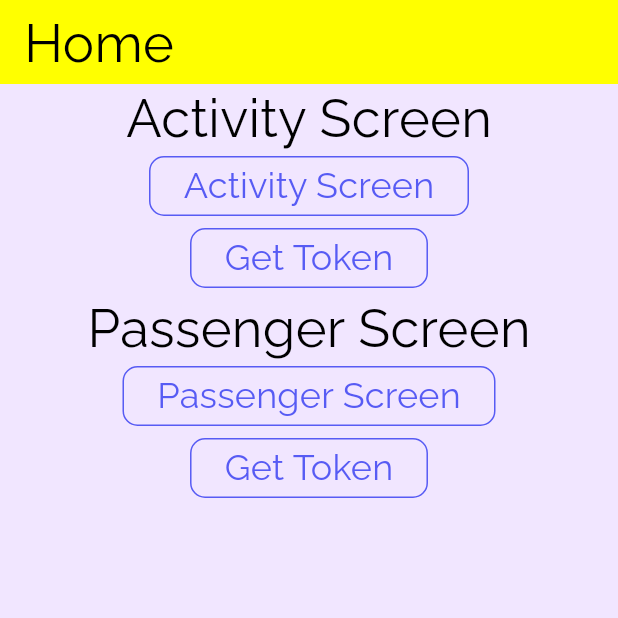
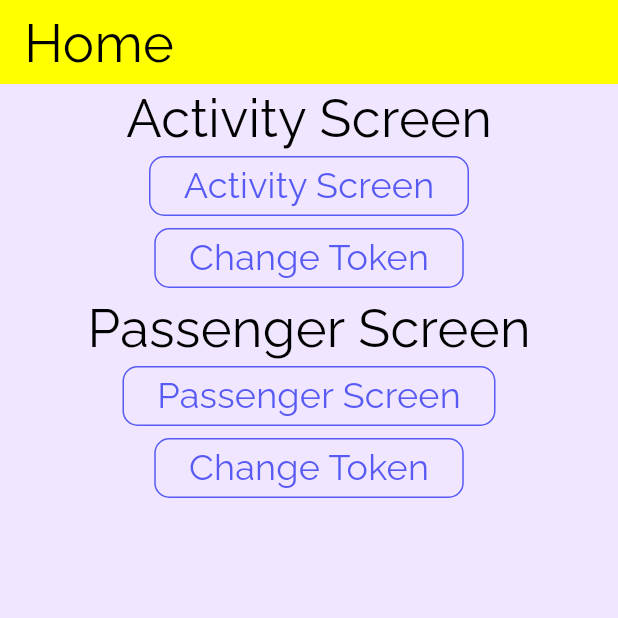
Before and after one commit to nomanmurtaza786/riverpoding, a Flutter app: the screen it shows after launch, on a phone screen of 412 x 824 dp, the top half of it. Run offline on Flutter 3.47's test engine with Material 2 defaults, Android fonts, the phone set to English and light mode, and no system bars; our stand-ins replace country_picker, dio, flutter_riverpod, go_router, google_fonts, pinput and 4 more; generated files the repository leaves out were written again.

Commit message:
outlined button refactored

```diff
--- a/lib/providers/passengers_provider.dart
+++ b/lib/providers/passengers_provider.dart
@@ -38,7 +38,7 @@ Future<List<Passenger>> fetchPassengers(FetchPassengersRef ref,
   final passengers = data.data ?? [];
   //timer to refresh the data
 
-  ref.cacheFor(const Duration(minutes: 1));
+  //ref.cacheFor(const Duration(minutes: 1));
 
   return passengers;
 }
--- a/lib/screens/home_screen.dart
+++ b/lib/screens/home_screen.dart
@@ -3,6 +3,7 @@ import 'package:flutter/material.dart';
 import 'package:flutter_riverpod/flutter_riverpod.dart';
 import 'package:go_router/go_router.dart';
 import 'package:superwizor/constants/router_constatns.dart';
+import 'package:superwizor/features/authentication/auth_manager.dart';
 import 'package:superwizor/providers/providers.dart';
 
 class HomeScreen extends StatelessWidget {
@@ -55,10 +56,35 @@ class HomeContent extends ConsumerWidget {
           title,
           style: Theme.of(context).textTheme.titleLarge,
         ),
-        OutlinedButton(
-          onPressed: () async {
+        RpOutlineButton(
+            onPress: () {
               context.push(page);
             },
+            buttonText: buttonText),
+        RpOutlineButton(
+          onPress: () {
+            AuthManager.instance.saveAccessToken('123');
+          },
+          buttonText: 'Change Token',
+        )
+      ],
+    );
+  }
+}
+
+class RpOutlineButton extends StatelessWidget {
+  const RpOutlineButton({
+    Key? key,
+    required this.onPress,
+    required this.buttonText,
+  }) : super(key: key);
+  final VoidCallback onPress;
+  final String buttonText;
+
+  @override
+  Widget build(BuildContext context) {
+    return OutlinedButton(
+      onPressed: onPress,
       style: OutlinedButton.styleFrom(
         textStyle: Theme.of(context).textTheme.titleMedium,
         foregroundColor: Theme.of(context).colorScheme.primary,
@@ -68,22 +94,6 @@ class HomeContent extends ConsumerWidget {
         ),
       ),
       child: Text(buttonText),
-        ),
-        OutlinedButton(
-          onPressed: () async {
-            await makeRequest(ref);
-          },
-          style: OutlinedButton.styleFrom(
-            textStyle: Theme.of(context).textTheme.titleMedium,
-            foregroundColor: Theme.of(context).colorScheme.primary,
-            side: BorderSide(color: Theme.of(context).colorScheme.primary),
-            shape: const RoundedRectangleBorder(
-              borderRadius: BorderRadius.all(Radius.circular(10)),
-            ),
-          ),
-          child: const Text('Get Token'),
-        )
-      ],
     );
   }
 }
```
Also changed, not shown: lib/providers/passengers_provider.g.dart. Lines whose indentation alone changed are shown as unchanged.
